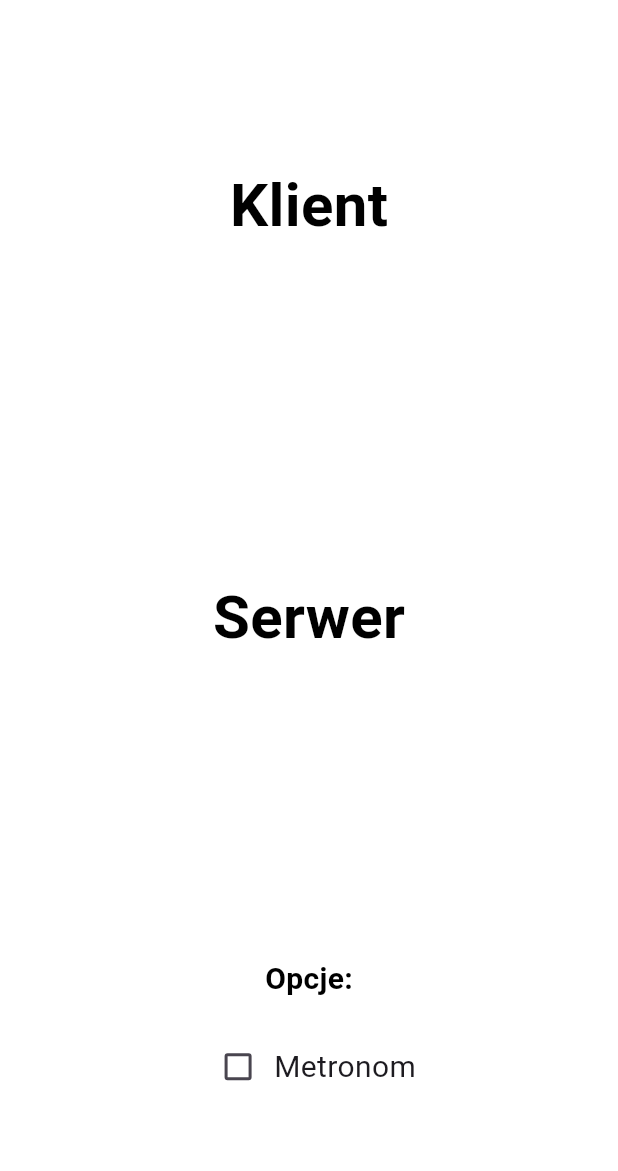
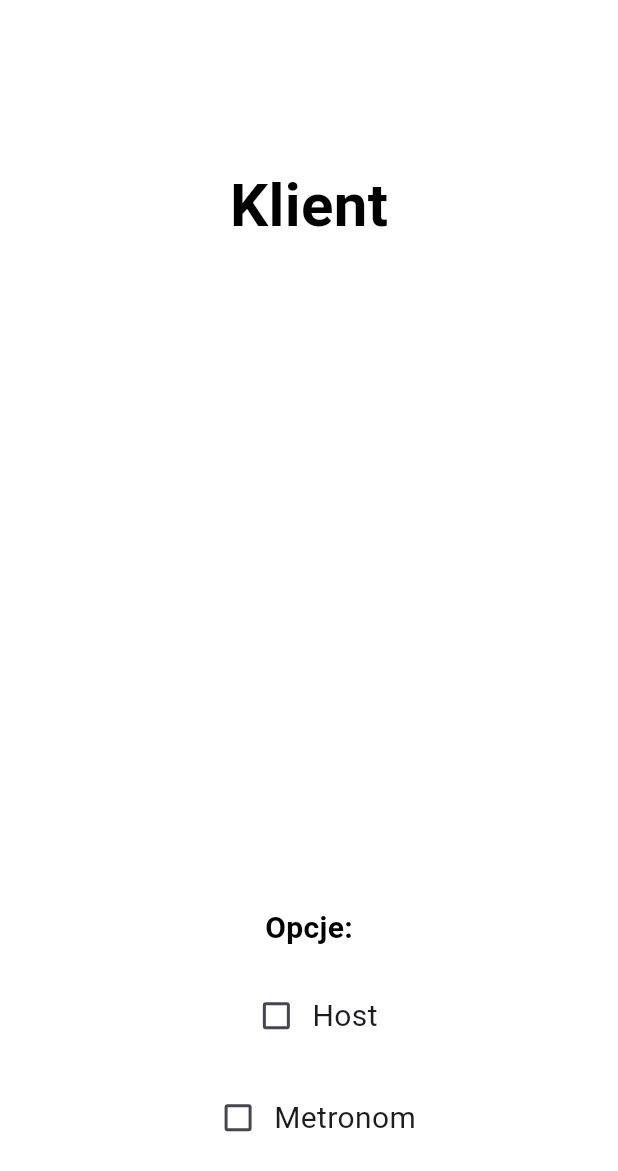
Before and after one commit to lukaszsiembida/wedband, a Flutter app: the screen it shows after launch, on a phone screen of 412 x 824 dp. Shown: the top 1171 px of the screen. Run offline on Flutter 3.47's test engine with Material 3 defaults, Android fonts, the phone set to English and light mode, and no system bars; drawn by our look-alikes of overlay_support; our stand-ins replace file_picker, permission_handler, shared_preferences, wakelock_plus; missing offline and left inert: alphabet_scroll_view, metronome, network_info_plus, syncfusion_flutter_pdfviewer.

Commit message:
metronom v3

```diff
--- a/lib/Configuration.dart
+++ b/lib/Configuration.dart
@@ -8,6 +8,7 @@ class Configuration extends ChangeNotifier {
   String _songTitle = '';
   final List<String> alphabet = [];
   bool _metronom = false;
+  bool _host = false;
 
   Configuration();
 
@@ -67,4 +68,13 @@ class Configuration extends ChangeNotifier {
     _metronom = isChecked;
     notifyListeners();
   }
+
+  bool isHost() {
+    return _host;
+  }
+
+  void setHost(bool isChecked) {
+    _host = isChecked;
+    notifyListeners();
+  }
 }
--- a/lib/Home.dart
+++ b/lib/Home.dart
@@ -14,6 +14,7 @@ class Home extends StatefulWidget {
 
 class _HomeState extends State<Home> {
   bool _metronom = false;
+  bool _host = false;
 
   initState() {
     initPermission();
@@ -45,6 +46,13 @@ class _HomeState extends State<Home> {
             .setMetronomStatus(_metronom);
       });
     }
+    String host = await ConfigurationUtils.loadConstant('host');
+    if ('true' == host) {
+      setState(() {
+        _host = true;
+        Provider.of<Configuration>(context, listen: false).setHost(_host);
+      });
+    }
   }
 
   void _toggleChbxMetronom(bool? value) {
@@ -60,12 +68,41 @@ class _HomeState extends State<Home> {
     });
   }
 
-  @override
-  Widget build(BuildContext context) {
-    return Scaffold(
-      body: Column(
-        children: [
-          Expanded(
+  void _toggleChbxHost(bool? value) {
+    setState(() {
+      _host = value ?? false; // Update the state
+      Provider.of<Configuration>(context, listen: false).setHost(_host);
+      if (_host) {
+        ConfigurationUtils.saveConstant('host', 'true');
+      } else {
+        ConfigurationUtils.saveConstant('host', 'false');
+      }
+    });
+  }
+
+  Expanded _prepareExpandSystemKlientSerwer() {
+    if (_host) {
+      return Expanded(
+        child: InkWell(
+          onTap: () {
+            WakelockPlus.enable();
+            Navigator.of(context).pushNamed('server');
+          },
+          child: Container(
+            color: Colors.white54,
+            child: const Center(
+                child: Text(
+                  'Serwer',
+                  style: TextStyle(
+                      color: Colors.black,
+                      fontSize: 40,
+                      fontWeight: FontWeight.bold),
+                )),
+          ),
+        ),
+      );
+    } else {
+      return Expanded(
         child: InkWell(
           onTap: () {
             WakelockPlus.enable();
@@ -83,29 +120,26 @@ class _HomeState extends State<Home> {
                 )),
           ),
         ),
-          ),
+      );
+    }
+  }
+
+  @override
+  Widget build(BuildContext context) {
+    return Scaffold(
+      body: Column(
+        children: [
+          _prepareExpandSystemKlientSerwer(),
           Expanded(
-            child: InkWell(
-              onTap: () {
-                WakelockPlus.enable();
-                Navigator.of(context).pushNamed('server');
-              },
             child: Container(
               color: Colors.white54,
               child: const Center(
                   child: Text(
-                  'Serwer',
-                  style: TextStyle(
-                      color: Colors.black,
-                      fontSize: 40,
-                      fontWeight: FontWeight.bold),
+                    '',
                   )),
             ),
           ),
-          ),
-          Visibility(
-              visible: Platform.isAndroid,
-              child: Expanded(
+          Expanded(
             child: Container(
                 color: Colors.white,
                 child: Column(
@@ -124,6 +158,25 @@ class _HomeState extends State<Home> {
                           mainAxisAlignment: MainAxisAlignment.center,
                           children: [
                             Checkbox(
+                              value: _host,
+                              onChanged: _toggleChbxHost,
+                            ),
+                            Text(
+                              'Host',
+                              style: TextStyle(fontSize: 20),
+                            )
+                          ]),
+                      Visibility(
+                          visible: Platform.isAndroid,
+                          child: Column(
+                              mainAxisAlignment: MainAxisAlignment.center,
+                              crossAxisAlignment: CrossAxisAlignment.center,
+                              children: <Widget>[
+                                SizedBox(height: 20),
+                                Row(
+                                    mainAxisAlignment: MainAxisAlignment.center,
+                                    children: [
+                                      Checkbox(
                                         value: _metronom,
                                         onChanged: _toggleChbxMetronom,
                                       ),
@@ -131,9 +184,10 @@ class _HomeState extends State<Home> {
                                         'Metronom',
                                         style: TextStyle(fontSize: 20),
                                       )
-                              ])
+                                    ]),
                               ])),
-              )),
+                    ])),
+          ),
         ],
       ),
     );
```
Also changed, not shown: lib/ClientPage.dart (+2 -42 lines). Lines whose indentation alone changed are shown as unchanged.
